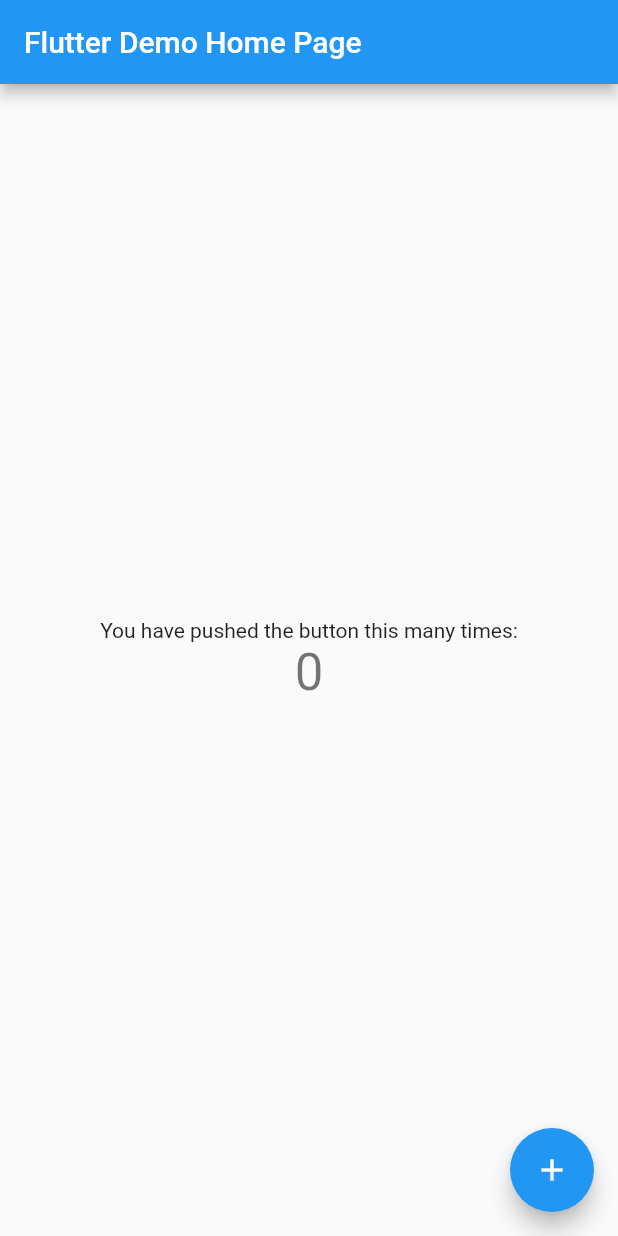
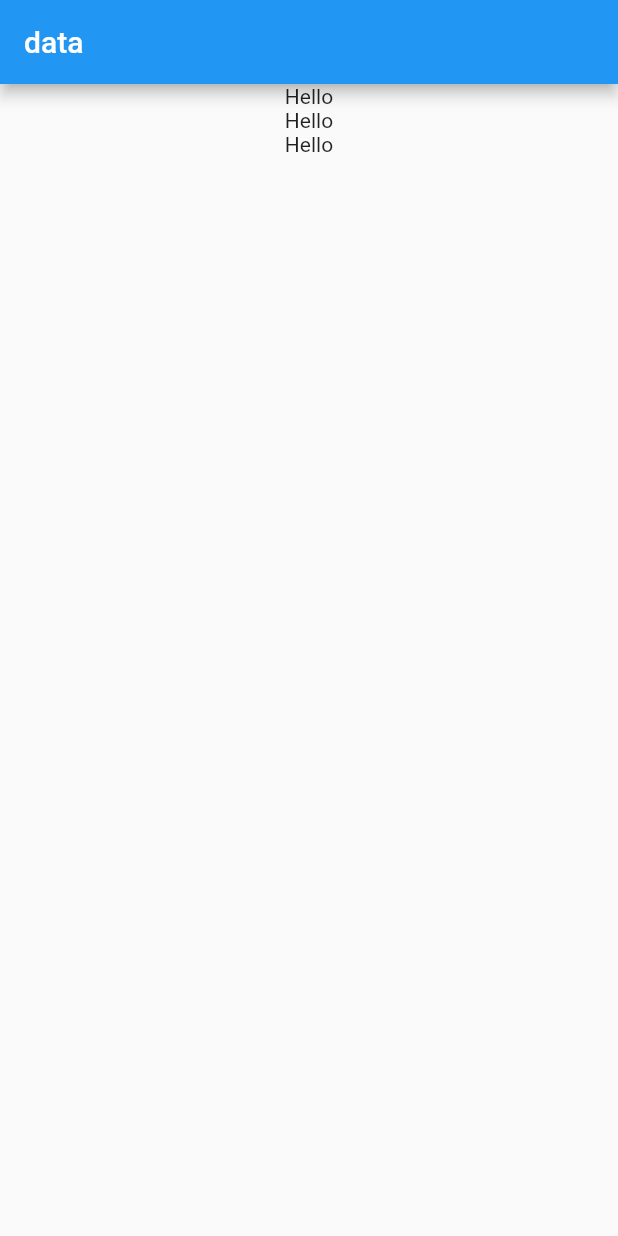
Before and after one commit to ilfm/flutter_zip, a Flutter app: the screen it shows after launch, on a phone screen of 412 x 824 dp. Run offline on Flutter 3.47's test engine with Material 2 defaults, Android fonts, the phone set to English and light mode, and no system bars.

Commit message:
app만들기 공식화

```diff
--- a/lib/main.dart
+++ b/lib/main.dart
@@ -1,114 +1,50 @@
+// App 만들기 공식화 한 것 =====================================================
+// 무조건 넣고 시작하기
 import 'package:flutter/material.dart';
 
-void main() {
-  runApp(MyApp());
+// app의 시작점
+void main() => runApp(MyApp()); // 무조건 argument로 widget으로 해야함
+
+// 클래스명과 함수명
+// 함수명은 처음은 소문자로 시작한다.
+// 클래스명은 처음이 대문자로 시작한다.
+
+// 커스텀 위젯 - 최상위 위젯 ,레이아웃
+class MyApp extends StatelessWidget {
+  @override
+  Widget build(BuildContext context) {
+    // MaterialApp 실질적으로 다 감싸고 있는 위젯
+    return MaterialApp(
+
+        // app을 총칭하는 이름 그래서 text 사용 x
+        title: 'First app',
+        theme: ThemeData(
+            // 색상 견본
+            primarySwatch: Colors.blue),
+        // 앱이 정상적으로 표시 될때 보여지는 경로
+        home: MyHomePage());
+  }
 }
 
-// test
-class MyApp extends StatelessWidget {
-  // This widget is the root of your application.
+// 커스텀 위젯
+class MyHomePage extends StatelessWidget {
   @override
   Widget build(BuildContext context) {
-    return MaterialApp(
-      title: 'Flutter Demo',
-      theme: ThemeData(
-        // This is the theme of      your application.
-        //
-        // Try running your application with "flutter run". You'll see the
-        // application has a blue toolbar. Then, without quitting the app, try
-        // changing the primarySwatch below to Colors.green and then invoke
-        // "hot reload" (press "r" in the console where you ran "flutter run",
-        // or simply save your changes to "hot reload" in a Flutter IDE).
-        // Notice that the counter didn't reset back to zero; the application
-        // is not restarted.
-        primarySwatch: Colors.blue,
+    // Scaffold → 발판을 만들어주다.
+    return Scaffold(
+      appBar: AppBar(
+        title: Text('data'),
       ),
-      home: MyHomePage(title: 'Flutter Demo Home Page'),
+      body: Center(
+        // 모든 위젯을 세로로 배치
+        child: Column(
+          children: <Widget>[
+            Text('Hello'),
+            Text('Hello'),
+            Text('Hello'),
+          ], // []는 배열
+        ),
+      ),
     );
   }
 }
-
-class MyHomePage extends StatefulWidget {
-  MyHomePage({Key key, this.title}) : super(key: key);
-
-  // This widget is the home page of your application. It is stateful, meaning
-  // that it has a State object (defined below) that contains fields that affect
-  // how it looks.
-
-  // This class is the configuration for the state. It holds the values (in this
-  // case the title) provided by the parent (in this case the App widget) and
-  // used by the build method of the State. Fields in a Widget subclass are
-  // always marked "final".
-
-  final String title;
-
-  @override
-  _MyHomePageState createState() => _MyHomePageState();
-}
-
-class _MyHomePageState extends State<MyHomePage> {
-  int _counter = 0;
-
-  void _incrementCounter() {
-    setState(() {
-      // This call to setState tells the Flutter framework that something has
-      // changed in this State, which causes it to rerun the build method below
-      // so that the display can reflect the updated values. If we changed
-      // _counter without calling setState(), then the build method would not be
-      // called again, and so nothing would appear to happen.
-      _counter++;
-    });
-  }
-
-  @override
-  Widget build(BuildContext context) {
-    // This method is rerun every time setState is called, for instance as done
-    // by the _incrementCounter method above.
-    //
-    // The Flutter framework has been optimized to make rerunning build methods
-    // fast, so that you can just rebuild anything that needs updating rather
-    // than having to individually change instances of widgets.
-    return Scaffold(
-      appBar: AppBar(
-        // Here we take the value from the MyHomePage object that was created by
-        // the App.build method, and use it to set our appbar title.
-        title: Text(widget.title),
-      ),
-      body: Center(
-        // Center is a layout widget. It takes a single child and positions it
-        // in the middle of the parent.
-        child: Column(
-          // Column is also a layout widget. It takes a list of children and
-          // arranges them vertically. By default, it sizes itself to fit its
-          // children horizontally, and tries to be as tall as its parent.
-          //
-          // Invoke "debug painting" (press "p" in the console, choose the
-          // "Toggle Debug Paint" action from the Flutter Inspector in Android
-          // Studio, or the "Toggle Debug Paint" command in Visual Studio Code)
-          // to see the wireframe for each widget.
-          //
-          // Column has various properties to control how it sizes itself and
-          // how it positions its children. Here we use mainAxisAlignment to
-          // center the children vertically; the main axis here is the vertical
-          // axis because Columns are vertical (the cross axis would be
-          // horizontal).
-          mainAxisAlignment: MainAxisAlignment.center,
-          children: <Widget>[
-            Text(
-              'You have pushed the button this many times:',
-            ),
-            Text(
-              '$_counter',
-              style: Theme.of(context).textTheme.headline4,
-            ),
-          ],
-        ),
-      ),
-      floatingActionButton: FloatingActionButton(
-        onPressed: _incrementCounter,
-        tooltip: 'Increment',
-        child: Icon(Icons.add),
-      ), // This trailing comma makes auto-formatting nicer for build methods.
-    );
-  }
-}
```
